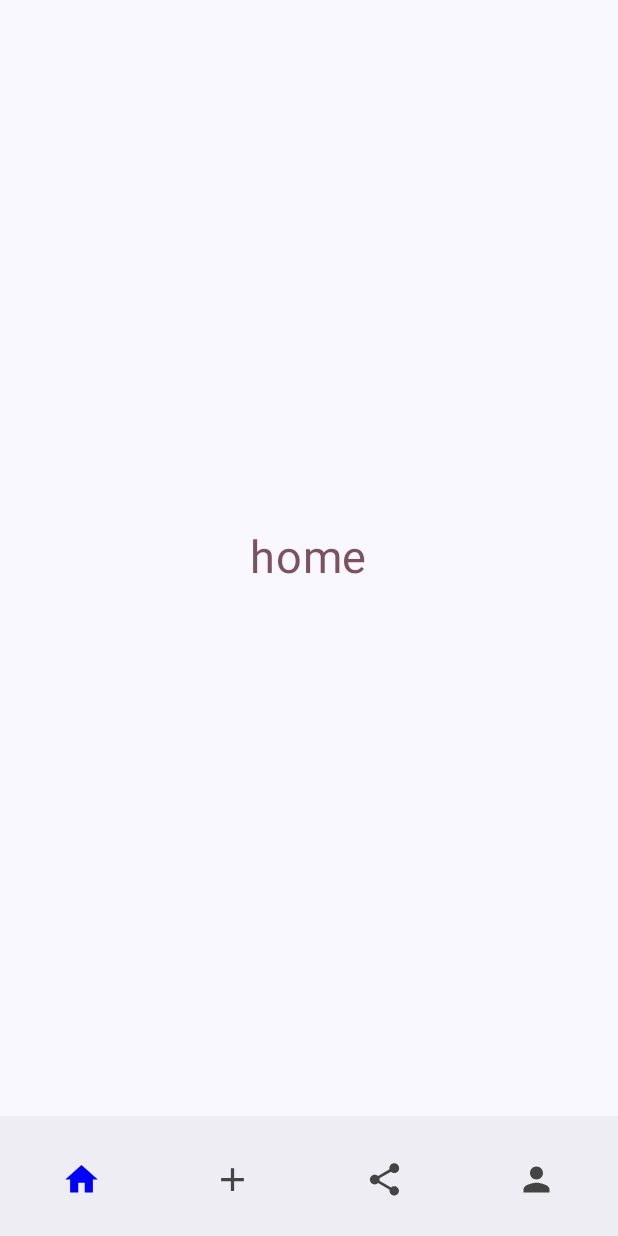
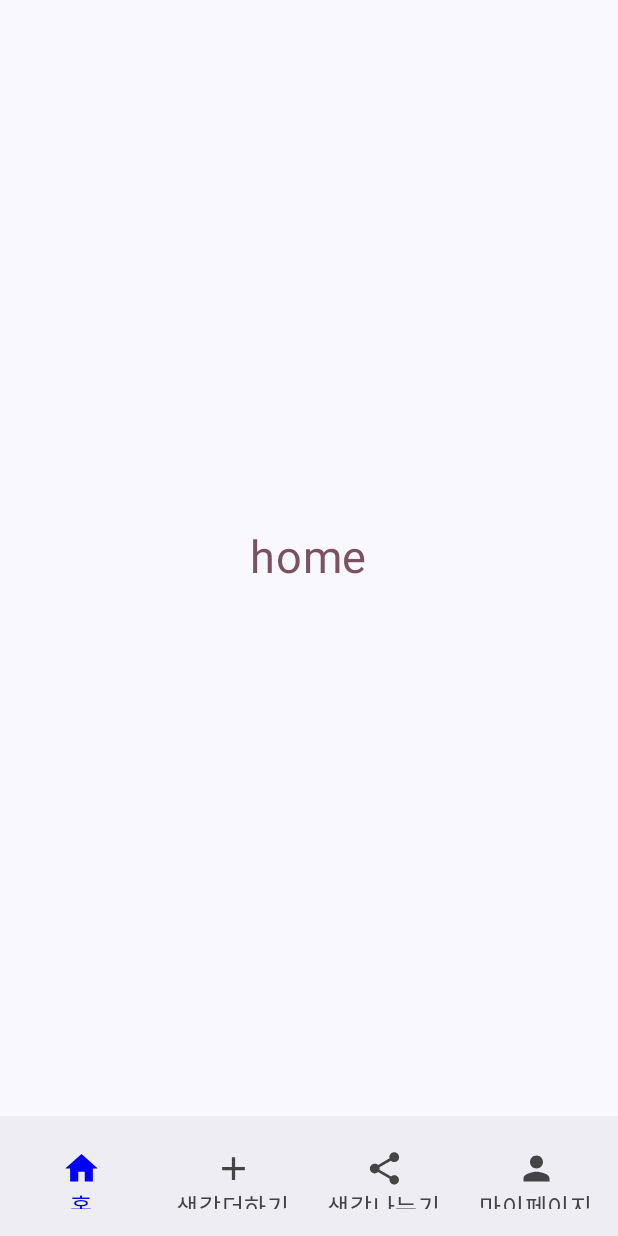
Before and after one commit to gitsuhyun/Compose-Practice, an Android app built with Jetpack Compose: the screen it shows after launch (MainActivity), on a phone screen of 412 x 824 dp. Before the commit the screen is almost empty. Run offline under Robolectric (Android 15) with nearby library versions, the phone set to English and light mode, and no system bars.

Commit message:
[Feat] 네비바 라벨 추가

```diff
--- a/app/src/main/java/com/example/compose_practice/MainActivity.kt
+++ b/app/src/main/java/com/example/compose_practice/MainActivity.kt
@@ -3,6 +3,10 @@ package com.example.compose_practice
 import android.os.Bundle
 import androidx.activity.ComponentActivity
 import androidx.activity.compose.setContent
+import androidx.compose.foundation.layout.Arrangement
+import androidx.compose.foundation.layout.Column
+import androidx.compose.foundation.layout.RowScope
+import androidx.compose.foundation.layout.fillMaxHeight
 import androidx.compose.foundation.layout.fillMaxSize
 import androidx.compose.foundation.layout.padding
 import androidx.compose.foundation.layout.size
@@ -20,10 +24,13 @@ import androidx.compose.material3.Scaffold
 import androidx.compose.material3.Surface
 import androidx.compose.material3.Text
 import androidx.compose.runtime.Composable
+import androidx.compose.runtime.MutableState
 import androidx.compose.runtime.mutableStateOf
 import androidx.compose.runtime.remember
+import androidx.compose.ui.Alignment
 import androidx.compose.ui.Modifier
 import androidx.compose.ui.graphics.Color
+import androidx.compose.ui.graphics.vector.ImageVector
 import androidx.compose.ui.platform.LocalContext
 import androidx.compose.ui.tooling.preview.Preview
 import androidx.compose.ui.unit.dp
@@ -48,6 +55,7 @@ class MainActivity : ComponentActivity() {
     }
 }
 
+@Preview
 @OptIn(ExperimentalMaterial3Api::class)
 @Composable
 fun MyBottomAppBar() {
@@ -71,12 +79,7 @@ fun MyBottomAppBar() {
                     },
                     modifier = Modifier.weight(1f)
                 ) {
-                    Icon(
-                        Icons.Default.Home,
-                        contentDescription = null,
-                        modifier = Modifier.size(26.dp),
-                        tint = if (selected.value == Icons.Default.Home) Color.Blue else Color.DarkGray
-                    )
+                    NavItem(icon = Icons.Default.Home, selected = selected, selectedIcon = Icons.Default.Home, label = "홈")
                 }
 
                 IconButton(
@@ -88,12 +91,7 @@ fun MyBottomAppBar() {
                     },
                     modifier = Modifier.weight(1f)
                 ) {
-                    Icon(
-                        Icons.Default.Add,
-                        contentDescription = null,
-                        modifier = Modifier.size(26.dp),
-                        tint = if (selected.value == Icons.Default.Add) Color.Blue else Color.DarkGray
-                    )
+                    NavItem(icon = Icons.Default.Add, selected = selected, selectedIcon = Icons.Default.Add, label = "생각더하기")
                 }
 
                 IconButton(
@@ -105,12 +103,7 @@ fun MyBottomAppBar() {
                     },
                     modifier = Modifier.weight(1f)
                 ) {
-                    Icon(
-                        Icons.Default.Share,
-                        contentDescription = null,
-                        modifier = Modifier.size(26.dp),
-                        tint = if (selected.value == Icons.Default.Share) Color.Blue else Color.DarkGray
-                    )
+                    NavItem(icon = Icons.Default.Share, selected = selected, selectedIcon = Icons.Default.Share, label = "생각나누기")
                 }
 
                 IconButton(
@@ -122,12 +115,7 @@ fun MyBottomAppBar() {
                     },
                     modifier = Modifier.weight(1f)
                 ) {
-                    Icon(
-                        Icons.Default.Person,
-                        contentDescription = null,
-                        modifier = Modifier.size(26.dp),
-                        tint = if (selected.value == Icons.Default.Person) Color.Blue else Color.DarkGray
-                    )
+                    NavItem(icon = Icons.Default.Person, selected = selected, selectedIcon = Icons.Default.Person, label = "마이페이지")
                 }
             }
         }
@@ -144,3 +132,25 @@ fun MyBottomAppBar() {
         }
     }
 }
+
+@Composable
+fun RowScope.NavItem(
+    icon: ImageVector,
+    selected: MutableState<ImageVector>,
+    selectedIcon: ImageVector,
+    label: String,
+) {
+    Column (
+        horizontalAlignment = Alignment.CenterHorizontally,
+        verticalArrangement = Arrangement.Center
+    ){
+        Icon(imageVector = icon,
+            contentDescription = label,
+            modifier = Modifier.size(26.dp),
+            tint = if (selected.value == selectedIcon) Color.Blue else Color.DarkGray
+        )
+        Text(text = label,
+            color = if (selected.value == selectedIcon) Color.Blue else Color.DarkGray
+            )
+    }
+}
```
